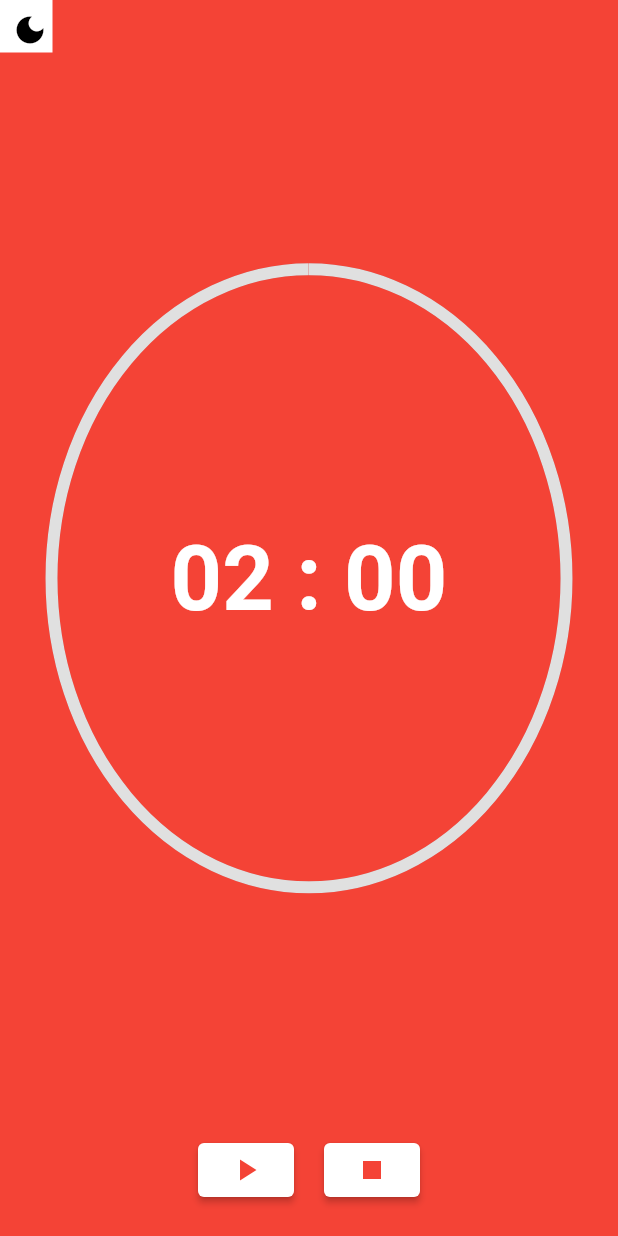
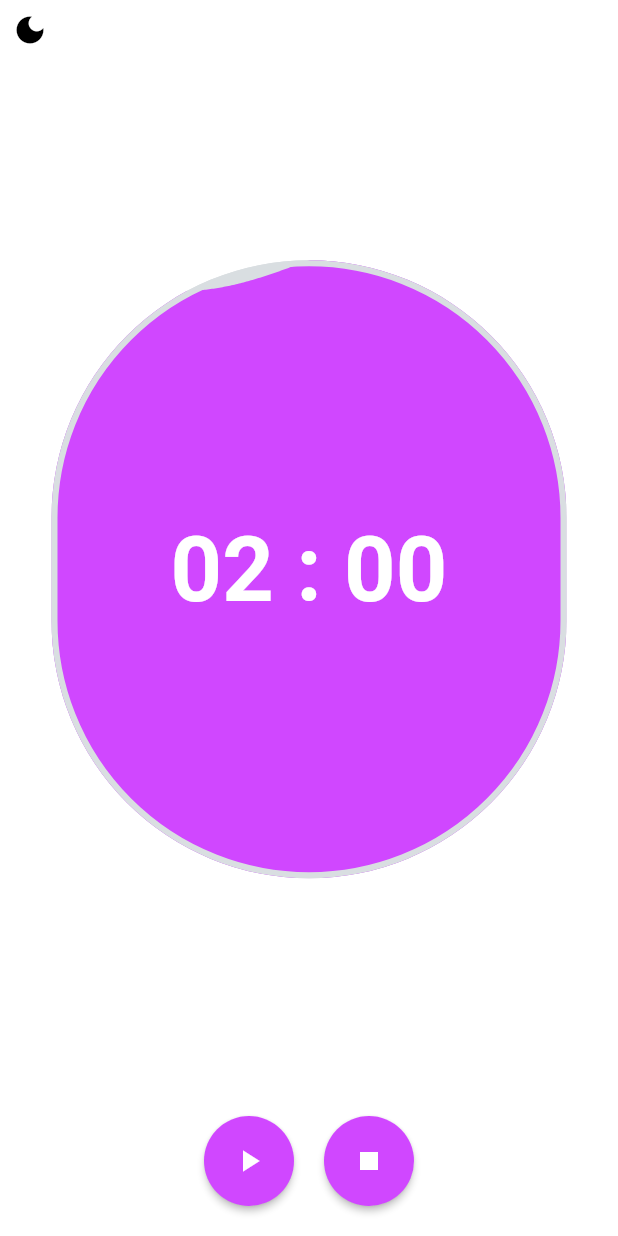
Before and after one commit to yagizdo/countdown-ui, a Flutter app: the screen it shows after launch, on a phone screen of 412 x 824 dp. Run offline on Flutter 3.47's test engine with Material 2 defaults, Android fonts, the phone set to English and light mode, and no system bars; our stand-ins replace hexcolor, liquid_progress_indicator_ns, shared_preferences.

Commit message:
Some ui updates, colors change and liquid progress bar added

```diff
--- a/lib/Screens/home_screen.dart
+++ b/lib/Screens/home_screen.dart
@@ -1,5 +1,7 @@
 import 'package:flutter/material.dart';
 import 'package:fomodoro/Theme/theme_provider.dart';
+import 'package:hexcolor/hexcolor.dart';
+import 'package:liquid_progress_indicator_ns/liquid_progress_indicator.dart';
 import 'package:provider/provider.dart';
 
 class HomeScreen extends StatefulWidget {
@@ -82,11 +84,14 @@ class _HomeScreenState extends State<HomeScreen> with TickerProviderStateMixin {
                 child: SizedBox(
                     width: size.width / 1.2,
                     height: size.height / 2,
-                    child: CircularProgressIndicator(
-                      color: Colors.grey.shade300,
+                    child: LiquidCircularProgressIndicator(
                       //backgroundColor: Colors.red,
-                      strokeWidth: 8,
+                      backgroundColor: HexColor('#D9DEE1'),
+                      valueColor: AlwaysStoppedAnimation(
+                          Theme.of(context).secondaryHeaderColor),
+                      borderWidth: 4,
                       value: progress,
+                      borderColor: HexColor('#D9DEE1'),
                     )),
               ),
               AnimatedBuilder(
--- a/lib/Theme/theme_provider.dart
+++ b/lib/Theme/theme_provider.dart
@@ -10,20 +10,8 @@ class ThemeProvider with ChangeNotifier {
   ThemeData? getTheme() => _themeData;
 
   final darkTheme = ThemeData(
-      primaryColor: Colors.black,
-      brightness: Brightness.dark,
-      scaffoldBackgroundColor: HexColor('#1B262C'),
-      secondaryHeaderColor: Colors.grey.shade300,
-      // Elevated Button
-      elevatedButtonTheme: ElevatedButtonThemeData(
-          style: ElevatedButton.styleFrom(
-        primary: Colors.white,
-        onPrimary: Colors.black,
-      )),
-      progressIndicatorTheme:
-          ProgressIndicatorThemeData(circularTrackColor: Colors.blue));
-
-  final lightTheme = ThemeData(
+      // Progress
+      secondaryHeaderColor: Colors.redAccent,
       primaryColor: Colors.white,
       scaffoldBackgroundColor: Colors.red,
       brightness: Brightness.dark,
@@ -32,9 +20,42 @@ class ThemeProvider with ChangeNotifier {
           style: ElevatedButton.styleFrom(
         primary: Colors.white,
         onPrimary: Colors.red,
+        minimumSize: Size.fromRadius(30),
+        shape: RoundedRectangleBorder(
+          borderRadius: BorderRadius.only(
+            topLeft: Radius.circular(50),
+            topRight: Radius.circular(50),
+            bottomLeft: Radius.circular(50),
+            bottomRight: Radius.circular(50),
+          ),
+        ),
       )),
-      progressIndicatorTheme:
-          ProgressIndicatorThemeData(circularTrackColor: Colors.red.shade700));
+      progressIndicatorTheme: ProgressIndicatorThemeData(
+          color: Colors.black, circularTrackColor: Colors.red.shade700));
+
+  final lightTheme = ThemeData(
+    // Progress
+    secondaryHeaderColor: HexColor('#D047FF'),
+    primaryColor: Colors.black,
+    brightness: Brightness.dark,
+    scaffoldBackgroundColor: Colors.white,
+    // Elevated Button
+    elevatedButtonTheme: ElevatedButtonThemeData(
+        style: ElevatedButton.styleFrom(
+      primary: HexColor('#D047FF'),
+      onPrimary: Colors.white,
+      minimumSize: Size.fromRadius(30),
+      shape: RoundedRectangleBorder(
+        borderRadius: BorderRadius.only(
+          topLeft: Radius.circular(50),
+          topRight: Radius.circular(50),
+          bottomLeft: Radius.circular(50),
+          bottomRight: Radius.circular(50),
+        ),
+      ),
+    )),
+    // Elevated Button
+  );
 
   // methods for shared preferences
   void initSharedPreferences() async {
@@ -60,7 +81,6 @@ class ThemeProvider with ChangeNotifier {
   Future<dynamic> readData(String key) async {
     final prefs = await SharedPreferences.getInstance();
     dynamic obj = prefs.get(key);
-    print('obj : $obj');
     return obj;
   }
 
@@ -76,7 +96,7 @@ class ThemeProvider with ChangeNotifier {
       if (themeMode == 'light') {
         _themeData = lightTheme;
       } else {
-        print('setting dark theme');
+        //print('setting dark theme');
         _themeData = darkTheme;
       }
       notifyListeners();
--- a/pubspec.yaml
+++ b/pubspec.yaml
@@ -37,6 +37,7 @@ dependencies:
   provider: ^6.0.2
   hexcolor: ^2.0.6
   shared_preferences: ^2.0.13
+  liquid_progress_indicator_ns: ^1.0.0
 
 dev_dependencies:
   flutter_test:
```
Also changed, not shown: pubspec.lock, 1 other file.
